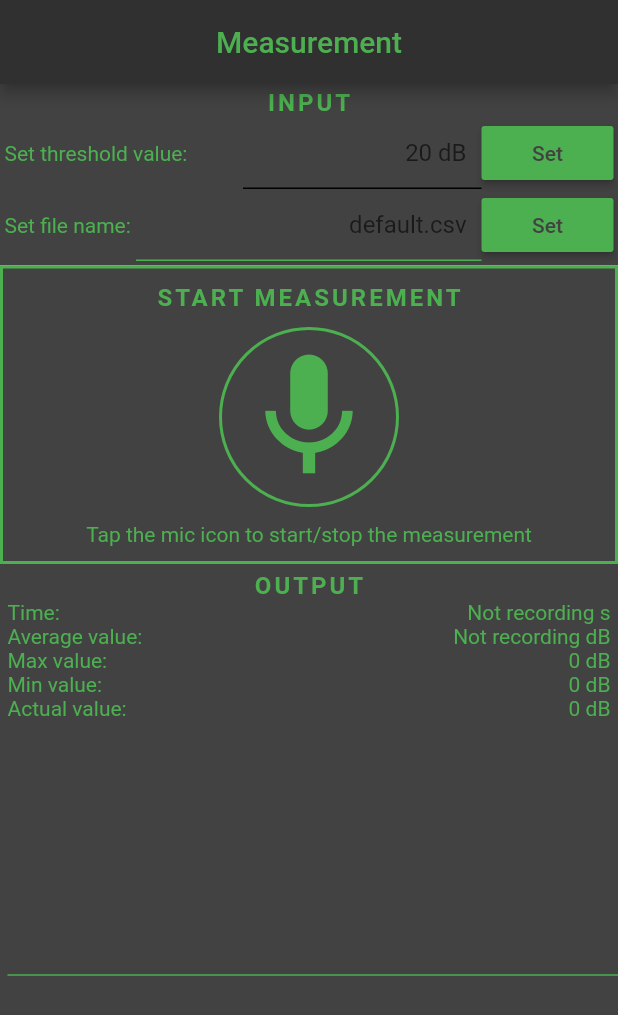
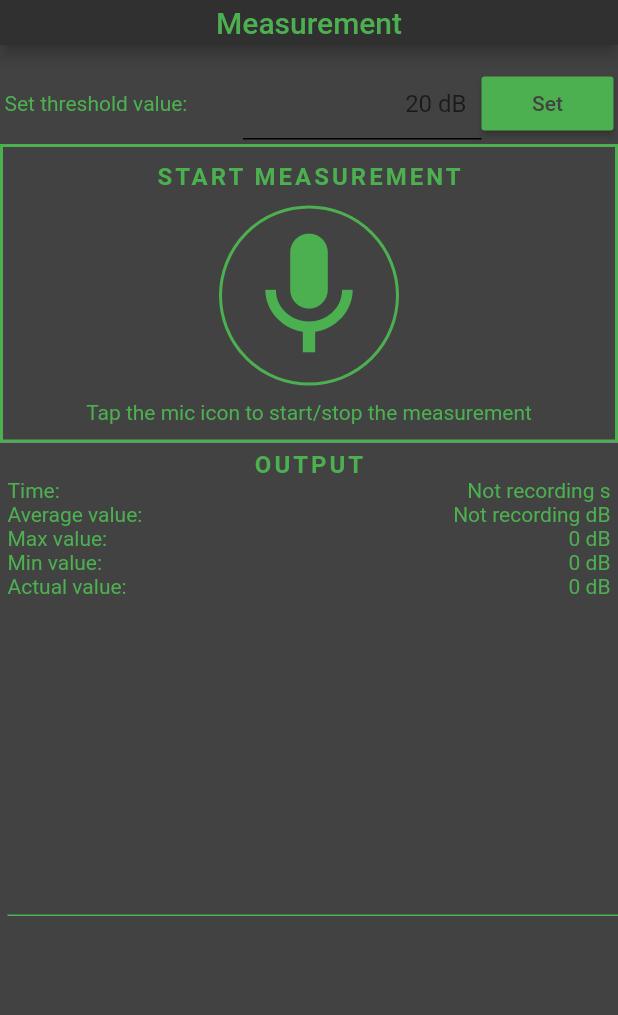
Before and after one commit to AMoll1/soundgod, a Flutter app: the screen it shows after launch, after a tap on "Set", on a phone screen of 412 x 824 dp. Shown: the top 1015 px of the screen. Run offline on Flutter 3.47's test engine with Material 2 defaults, Android fonts, the phone set to English and light mode, and no system bars; our stand-ins replace animated_text_kit, device_info; missing offline and left inert: audio_streams, mic_stream.

Commit message:
About duration test info.plist rechte microphone ios main screen appbar testweise verkleinert, filename entfernt testweise, "input" entfernt, ios test

```diff
--- a/lib/main.dart
+++ b/lib/main.dart
@@ -6,6 +6,7 @@ import 'package:flutter/cupertino.dart';
 import 'package:flutter/material.dart';
 import 'package:mic_stream/mic_stream.dart';
 import 'dart:io' show Platform;
+import 'package:audio_streams/audio_streams.dart';
 
 final AUDIO_FORMAT = AudioFormat.ENCODING_PCM_16BIT;
 
@@ -41,13 +42,15 @@ class _HomeMeasurementState extends State<HomeMeasurement> {
   double averageValue;
   double tempMaxPositive;
   double tempMinNegative;
-  int ThresholdValue;
-  String recFilename;
+  int thresholdValue;
+  //String recFilename;
   bool high;
   double tempAverage;
-  AnimationController controller;
+  //AnimationController controller;
   bool threshold;
   double tempMin;
+  AudioController controller;
+
 
   @override
   void initState() {
@@ -57,38 +60,61 @@ class _HomeMeasurementState extends State<HomeMeasurement> {
     minValue = double.infinity;
     maxValue = 0.0;
     averageValue = 0.0;
-    ThresholdValue = 70;
+    thresholdValue = 70;
     high = false;
-    recFilename = 'default';
+    //recFilename = 'default';
     tempAverage = 0.0;
     threshold = false;
     tempMin = 0;
+    if(Platform.isIOS){
+      //controller = new AudioController(CommonFormat.Int16, 16000, 1, true);
+      controller = new AudioController(CommonFormat.Int16, 44100, 1, true);
+
+    }
   }
+
+
+  Future<void> initAudio() async {
+    await controller.intialize();
+    controller.startAudioStream().listen((onData) {
+     // print(onData);
+      currentSamples = onData;
+      calculate(currentSamples);
+    });
+  }
+
 
   void _changeListening() =>
       !isRecording ? _startListening() : _stopListening();
 
   bool _startListening() {
     if (isRecording) return false;
-    stream = microphone(
-        sampleRate: 44100,
-        audioSource: AudioSource.MIC,
-        channelConfig: ChannelConfig.CHANNEL_IN_MONO,
-        audioFormat: AUDIO_FORMAT); //16 bit pcm => max.value = 2^16/2
+    if(Platform.isAndroid) {
+      stream = microphone(
+          sampleRate: 44100,
+          audioSource: AudioSource.MIC,
+          channelConfig: ChannelConfig.CHANNEL_IN_MONO,
+          audioFormat: AUDIO_FORMAT); //16 bit pcm => max.value = 2^16/2
 
+      //listener = stream.listen((samples) => currentSamples = samples);
+      listener = stream.listen((samples) {
+        // print (samples);
+        // samples = samples.where((x) => x > (20.0 * log(thresholdValue.toDouble()) * log10e)).toList();
+
+        currentSamples = samples;
+        calculate(currentSamples);
+      });
+    }
+    if(Platform.isIOS){
+      initAudio();
+    }
     setState(() {
       isRecording = true;
     });
 
     print("measuring started");
-    //listener = stream.listen((samples) => currentSamples = samples);
-    listener = stream.listen((samples) {
-      // print (samples);
-      // samples = samples.where((x) => x > (20.0 * log(ThresholdValue.toDouble()) * log10e)).toList();
 
-      currentSamples = samples;
-      calculate(currentSamples);
-    });
+
     return true;
   }
 
@@ -97,7 +123,7 @@ class _HomeMeasurementState extends State<HomeMeasurement> {
   }
 
   bool checkThreshold(List<int> input) {
-    return input.any((x) => (calcDb(x.toDouble())) > ThresholdValue);
+    return input.any((x) => (calcDb(x.toDouble())) > thresholdValue);
   }
 
   double calcDb(double input) {
@@ -174,14 +200,14 @@ class _HomeMeasurementState extends State<HomeMeasurement> {
     return true;
   }
 
-  final ThresholdValueController =
+  final thresholdValueController =
       TextEditingController(); // Um text einzulesen und auf den eingegebenen wert zuzugreifen braucht man einen controller
   final FileNameController = TextEditingController();
 
   @override
   void dispose() {
     listener.cancel();
-    ThresholdValueController.dispose();
+    thresholdValueController.dispose();
     FileNameController.dispose();
     super.dispose();
   }
@@ -195,15 +221,20 @@ class _HomeMeasurementState extends State<HomeMeasurement> {
       // Das Scaffold widget ist der beginn unseres widget-trees ab hier verästeln sich die widgets nach unten
 
       // --- App Bar at the top ------------------------------------------------
-      appBar: AppBar(
+      appBar: PreferredSize(
+        preferredSize: Size.fromHeight(30.0), // here the desired height
+
+      child:AppBar(
         title: Text(
           'Measurement',
           style: textColor,
+
         ),
         centerTitle: true,
+
         backgroundColor: Colors.grey[850],
       ),
-
+      ),
       // --- The Body ----------------------------------------------------------
       // --- Zeilen erstellen --------------------------------------------------
       body: Column(
@@ -212,12 +243,14 @@ class _HomeMeasurementState extends State<HomeMeasurement> {
         children: <Widget>[
           // --- Zeile 1: Input section ----------------------------------------
           Container(
-              padding: EdgeInsets.all(
-                  3.0), //NICHT MEHR ALS 3.0 SONST KONFLIKT MIT EINGABETASTATUR!
+             // padding: EdgeInsets.all(
+                 // 3.0), //NICHT MEHR ALS 3.0 SONST KONFLIKT MIT EINGABETASTATUR!
+
+              padding: EdgeInsets.fromLTRB(3, 15, 3, 3),
               color: Colors.grey[800],
               child: Column(
                 children: <Widget>[
-                  Text(
+               /*   Text(
                     'INPUT',
                     style: TextStyle(
                       color: Colors.green,
@@ -225,7 +258,7 @@ class _HomeMeasurementState extends State<HomeMeasurement> {
                       fontWeight: FontWeight.bold,
                       letterSpacing: 2.0,
                     ),
-                  ),
+                  ), */
                   Row(
                     mainAxisAlignment: MainAxisAlignment.spaceBetween,
                     crossAxisAlignment: CrossAxisAlignment.center,
@@ -235,7 +268,7 @@ class _HomeMeasurementState extends State<HomeMeasurement> {
                       ),
                       Expanded(
                         child: TextField(
-                          controller: ThresholdValueController,
+                          controller: thresholdValueController,
                           textAlign: TextAlign.right,
                           keyboardType: TextInputType.number,
                           decoration: InputDecoration(
@@ -247,7 +280,7 @@ class _HomeMeasurementState extends State<HomeMeasurement> {
                             focusedBorder: UnderlineInputBorder(
                               borderSide: BorderSide(color: Colors.green),
                             ),
-                            hintText: "$ThresholdValue dB",
+                            hintText: "$thresholdValue dB",
                             labelStyle: new TextStyle(
                               color: Colors.green,
                             ),
@@ -256,29 +289,29 @@ class _HomeMeasurementState extends State<HomeMeasurement> {
                       ),
                       RaisedButton(
                         onPressed: () {
-                          if (int.tryParse(ThresholdValueController.text) !=
+                          if (int.tryParse(thresholdValueController.text) !=
                               null) {
-                            if (int.tryParse(ThresholdValueController.text) <
+                            if (int.tryParse(thresholdValueController.text) <
                                 0) {
                               setState(() {
                                 //ACHTUNG WICHTIG! Die setState funktion triggert die build funktion des gesamten screens!
-                                ThresholdValue = 0;
+                                thresholdValue = 0;
                               });
                             } else {
                               setState(() {
-                                ThresholdValue =
-                                    int.tryParse(ThresholdValueController.text);
-                                // print('Threshold set to ' '$ThresholdValue' ' dB');
+                                thresholdValue =
+                                    int.tryParse(thresholdValueController.text);
+                                // print('Threshold set to ' '$thresholdValue' ' dB');
                               });
                             }
                           } else {
                             setState(() {
                               // default wert wenn zB ein buchstabe eingetippt wird
-                              ThresholdValue = 20;
+                              thresholdValue = 20;
                             });
                           }
-                          print('Threshold set to ' '$ThresholdValue' ' dB');
-                          ThresholdValueController.clear();
+                          print('Threshold set to ' '$thresholdValue' ' dB');
+                          thresholdValueController.clear();
                         },
                         child: Text('Set',
                             style: TextStyle(color: Colors.grey[800])),
@@ -286,7 +319,7 @@ class _HomeMeasurementState extends State<HomeMeasurement> {
                       ),
                     ],
                   ),
-                  Row(
+                 /* Row(
                     mainAxisAlignment: MainAxisAlignment.spaceBetween,
                     crossAxisAlignment: CrossAxisAlignment.center,
                     children: <Widget>[
@@ -345,6 +378,8 @@ class _HomeMeasurementState extends State<HomeMeasurement> {
                       ),
                     ],
                   ),
+
+                  */
                 ],
               )),
 
@@ -577,7 +612,7 @@ class WavePainter extends CustomPainter {
         (max == 0) ? val.toDouble() : (val / max) * 0.5 * height;
     // return waveHeight + 0.5 * height;
     return waveHeight +
-        0.2 * height; //offset geändert kann man vl verbessern !!!
+        0.25 * height; //offset geändert kann man vl verbessern !!!
   }
 }
 
--- a/pubspec.yaml
+++ b/pubspec.yaml
@@ -31,6 +31,7 @@ dependencies:
   # The following adds the Cupertino Icons font to your application.
   # Use with the CupertinoIcons class for iOS style icons.
   cupertino_icons: ^0.1.3
+  audio_streams: ^1.0.0+2
 
 dev_dependencies:
   flutter_test:
```
Also changed, not shown: lib/about.dart (+21 -14 lines), pubspec.lock, 1 other file.
